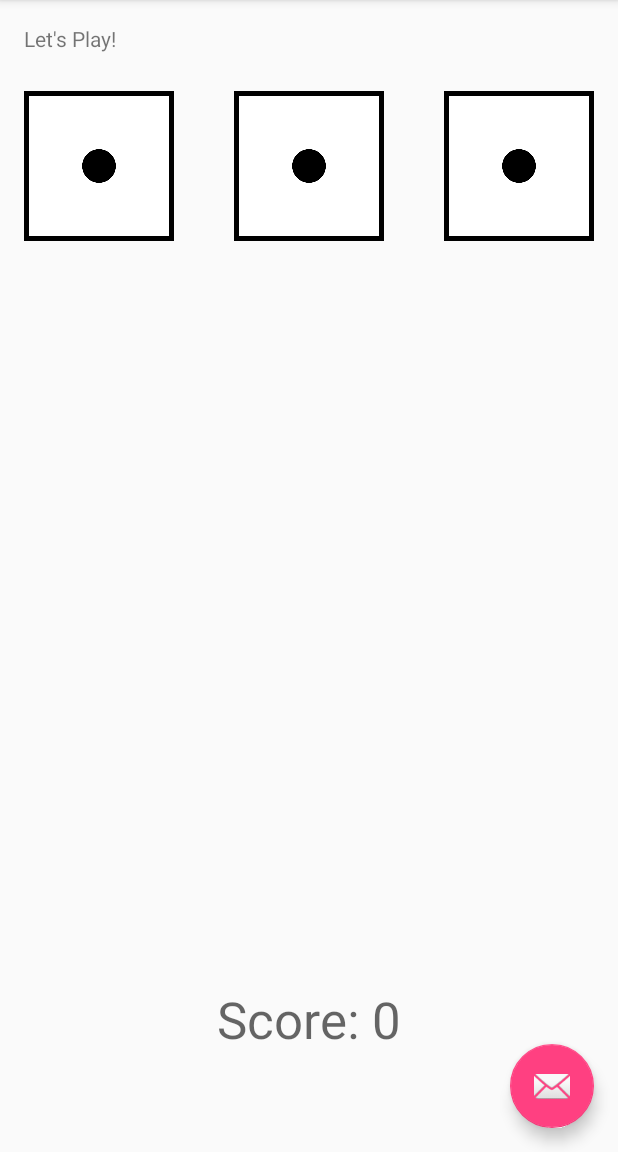
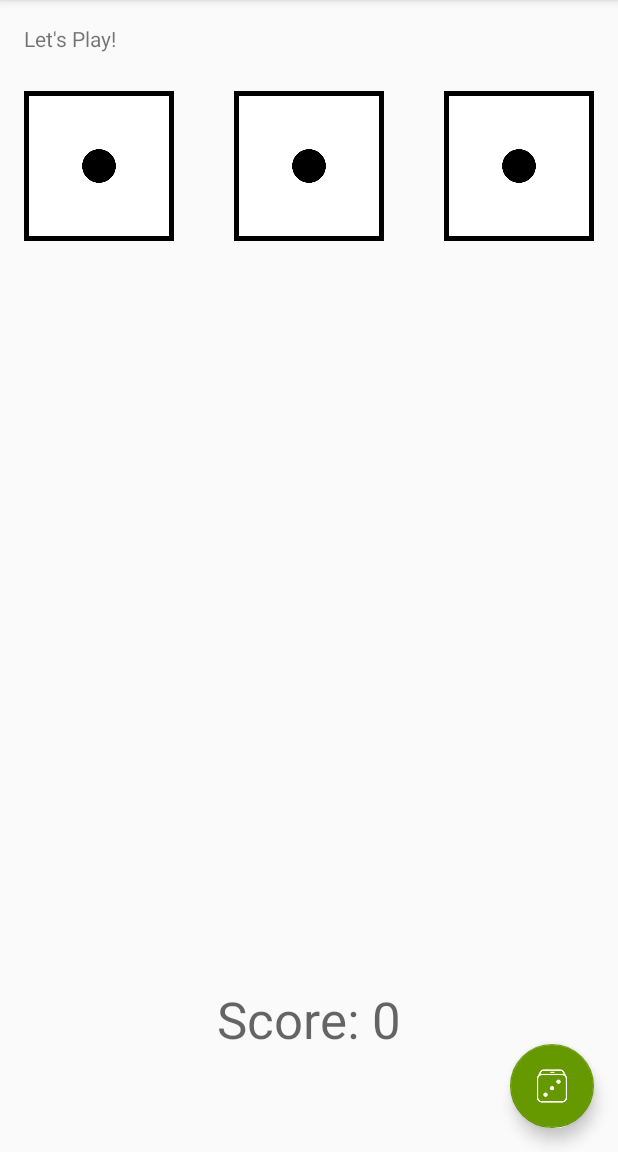
Before and after one commit to kokaza/RelearnAndroidBasics, an Android app: the screen it shows after launch (MainActivity), on a phone screen of 412 x 824 dp, the part 84-1236 px from its top. Run offline under Robolectric (Android 15) with nearby library versions, the phone set to English and light mode, and no system bars.

Commit message:
Changed the Floating action button's image to a die and changed the background color of the button

```diff
--- a/DiceOut/app/src/main/res/layout/activity_main.xml
+++ b/DiceOut/app/src/main/res/layout/activity_main.xml
@@ -27,7 +27,8 @@
         android:layout_height="wrap_content"
         android:layout_gravity="bottom|end"
         android:layout_margin="@dimen/fab_margin"
-        app:srcCompat="@android:drawable/ic_dialog_email" />
+        app:srcCompat="@drawable/dice_100px"
+        app:backgroundTint="@android:color/holo_green_dark" />
 
     <include layout="@layout/content_main" />
 
```
Also changed, not shown: DiceOut/app/src/main/res/drawable/dice_100px.png (added).
